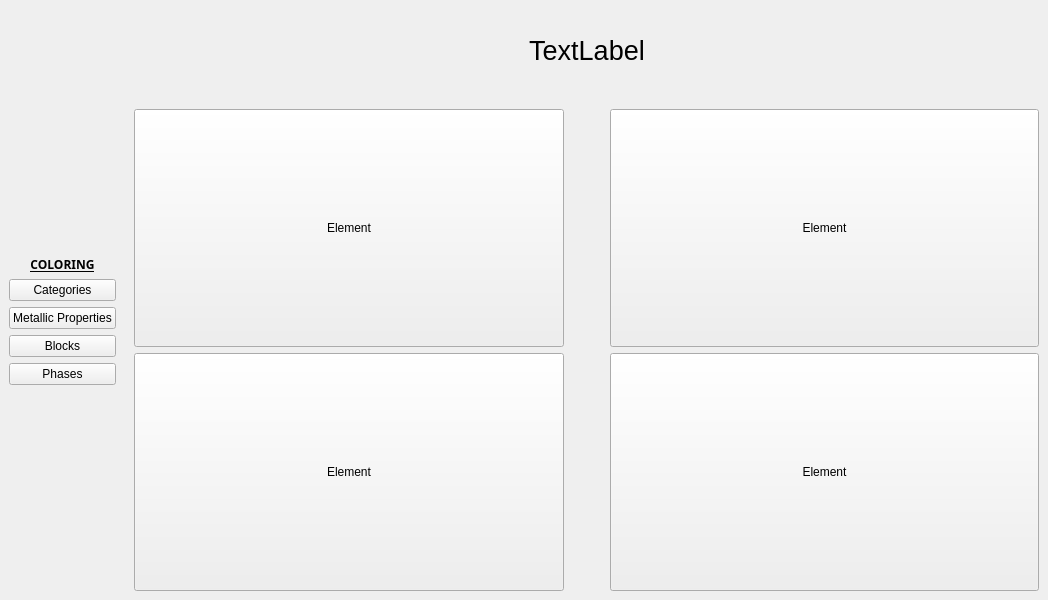
Old version of the form STAGE4/TableSection/tablesection.ui in the repository demirciAhmet/periodiCpp.
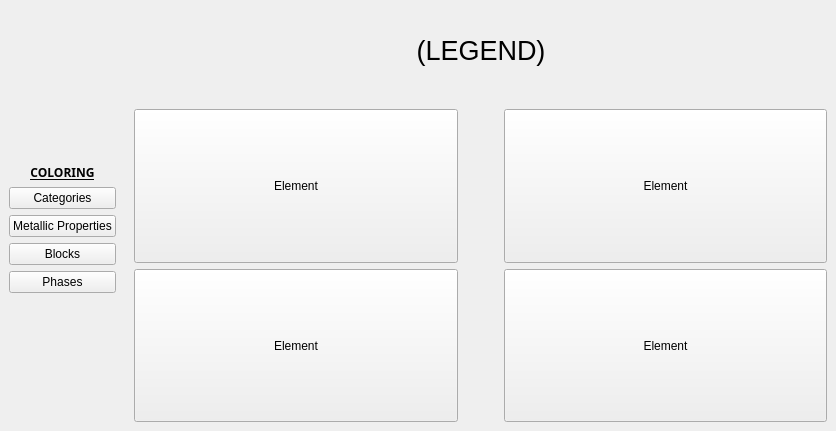
New version of the form.

Commit message: before adding classes

What changed in the file:
```diff
--- a/STAGE4/TableSection/tablesection.ui
+++ b/STAGE4/TableSection/tablesection.ui
@@ -6,8 +6,8 @@
    <rect>
     <x>0</x>
     <y>0</y>
-    <width>1048</width>
-    <height>600</height>
+    <width>836</width>
+    <height>431</height>
    </rect>
   </property>
   <property name="windowTitle">
@@ -95,7 +95,7 @@
             </font>
            </property>
            <property name="text">
-            <string>TextLabel</string>
+            <string>(LEGEND)</string>
            </property>
            <property name="alignment">
             <set>Qt::AlignCenter</set>
```
